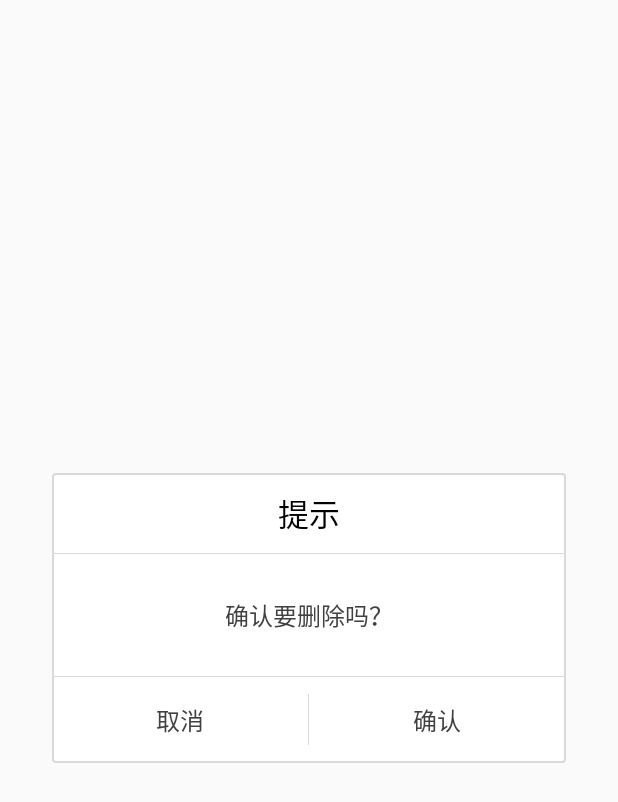
After one commit to Sunnyfor/LivePlatform, an Android app: the layout dialog_confirm.xml on its own in the app's theme, with its tools: preview values and no code run, on a phone screen of 412 x 824 dp. The commit adds this screen. Shown: the top 802 px of the screen. Run offline under Robolectric (Android 15) with nearby library versions, the phone set to English and light mode, and no system bars.

```diff
--- /dev/null
+++ b/app/src/main/res/layout/dialog_confirm.xml
@@ -0,0 +1,65 @@
+<?xml version="1.0" encoding="utf-8"?>
+<LinearLayout xmlns:android="http://schemas.android.com/apk/res/android"
+    android:layout_width="@dimen/dp_300"
+    android:layout_height="wrap_content"
+    android:layout_gravity="center">
+
+    <LinearLayout
+        android:layout_width="match_parent"
+        android:layout_height="wrap_content"
+        android:background="@drawable/sel_border"
+        android:orientation="vertical">
+
+        <TextView
+            android:id="@+id/tv_title"
+            android:layout_width="match_parent"
+            android:layout_height="match_parent"
+            android:gravity="center"
+            android:padding="@dimen/dp_10"
+            android:text="提示"
+            android:textColor="@color/color_black"
+            android:textSize="@dimen/sp_18" />
+
+        <View style="@style/style_line_horizontal" />
+
+        <TextView
+            android:id="@+id/tv_content"
+            style="@style/style_font_black"
+            android:layout_gravity="center"
+            android:padding="@dimen/dp_25"
+            android:text="确认要删除吗？" />
+
+        <View style="@style/style_line_horizontal" />
+
+        <LinearLayout
+            android:layout_width="match_parent"
+            android:layout_height="@dimen/dp_50">
+
+
+            <Button
+                android:id="@+id/btn_cancel"
+                style="@style/style_font_black"
+                android:layout_height="match_parent"
+                android:layout_weight="1"
+                android:background="@color/transparent"
+                android:gravity="center"
+                android:text="取消" />
+
+            <View
+                style="@style/style_line_vertical"
+                android:layout_height="@dimen/dp_30"
+                android:layout_gravity="center" />
+
+            <Button
+                android:id="@+id/btn_confirm"
+                style="@style/style_font_black"
+                android:layout_height="match_parent"
+                android:layout_weight="1"
+                android:background="@color/transparent"
+                android:gravity="center"
+                android:text="确认" />
+        </LinearLayout>
+
+    </LinearLayout>
+
+</LinearLayout>
```
Also changed, not shown: app/src/main/java/com/sunny/livechat/base/BaseDialog.kt (added, +42 -0 lines), app/src/main/java/com/sunny/livechat/live/LiveListActivity.kt (+17 -1 lines), app/src/main/java/com/sunny/livechat/widget/ConfirmDialog.kt (added, +33 -0 lines).
